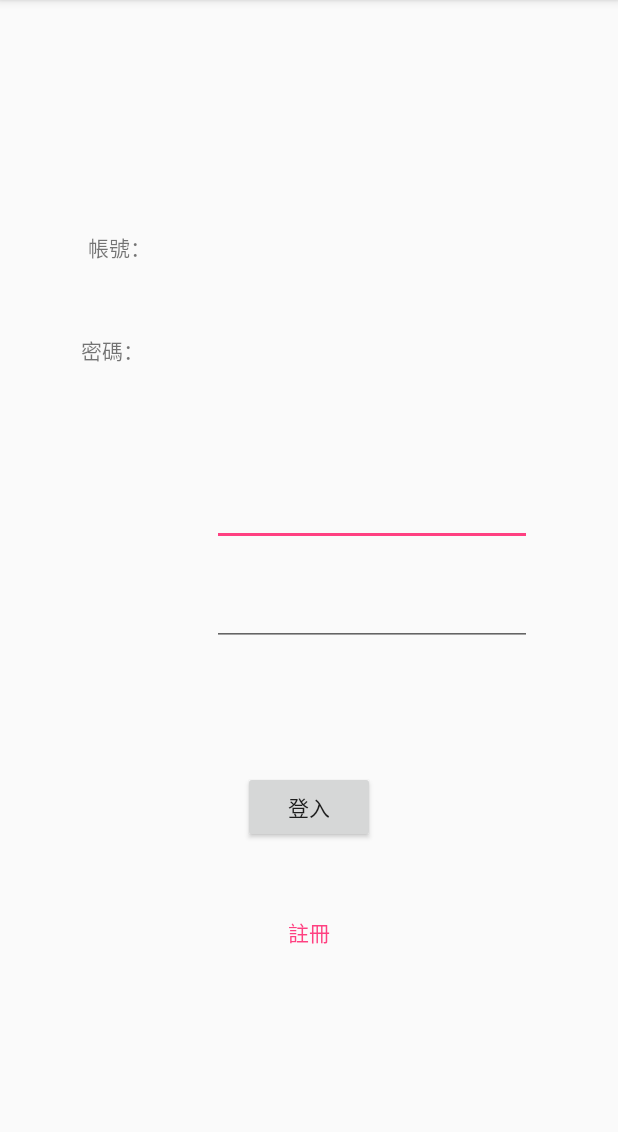
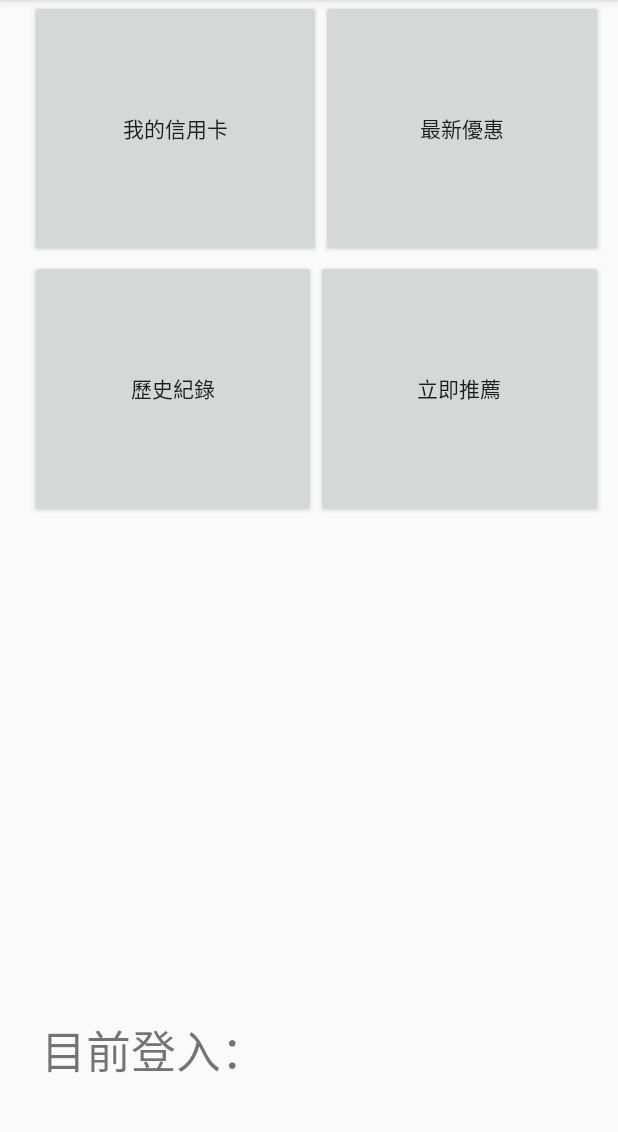
Before and after one commit to skypc785308/QuickChoice, an Android app: the screen it shows after launch (MainActivity before the commit, Logined_menu after it), after a tap on "登入", on a phone screen of 412 x 824 dp, the part 84-1216 px from its top. Run offline under Robolectric (Android 15) with nearby library versions, the phone set to English and light mode, and no system bars.

Commit message:
增加主畫面

```diff
--- a/app/build.gradle
+++ b/app/build.gradle
@@ -26,5 +26,6 @@ dependencies {
     })
     compile 'com.android.support:appcompat-v7:25.3.1'
     compile 'com.android.support.constraint:constraint-layout:1.0.2'
+    compile 'com.android.support:support-v4:25.3.1'
     testCompile 'junit:junit:4.12'
 }
--- a/app/src/main/AndroidManifest.xml
+++ b/app/src/main/AndroidManifest.xml
@@ -16,6 +16,8 @@
                 <category android:name="android.intent.category.LAUNCHER" />
             </intent-filter>
         </activity>
+        <activity android:name=".Logined_menu" />
+        <activity android:name=".sign_new"></activity>
     </application>
 
 </manifest>
--- /dev/null
+++ b/app/src/main/java/com/mis/ncyu/quickchoice/BlankFragment.java
@@ -0,0 +1,29 @@
+package com.mis.ncyu.quickchoice;
+
+
+import android.os.Bundle;
+import android.support.v4.app.Fragment;
+import android.view.LayoutInflater;
+import android.view.View;
+import android.view.ViewGroup;
+
+
+/**
+ * A simple {@link Fragment} subclass.
+ */
+public class BlankFragment extends Fragment {
+
+
+    public BlankFragment() {
+        // Required empty public constructor
+    }
+
+
+    @Override
+    public View onCreateView(LayoutInflater inflater, ViewGroup container,
+                             Bundle savedInstanceState) {
+        // Inflate the layout for this fragment
+        return inflater.inflate(R.layout.fragment_blank, container, false);
+    }
+
+}
--- /dev/null
+++ b/app/src/main/java/com/mis/ncyu/quickchoice/Logined_menu.java
@@ -0,0 +1,25 @@
+package com.mis.ncyu.quickchoice;
+
+import android.support.v7.app.AppCompatActivity;
+import android.os.Bundle;
+import android.widget.TextView;
+
+public class Logined_menu extends AppCompatActivity {
+
+    @Override
+    protected void onCreate(Bundle savedInstanceState) {
+        super.onCreate(savedInstanceState);
+        setContentView(R.layout.activity_logined_menu);
+        getlogin_name();
+    }
+
+    public  void getlogin_name(){
+        String userid;
+        Bundle context = this.getIntent().getExtras();
+        if (context != null) {
+            userid = context.getString("帳號");
+            TextView output = (TextView) findViewById(R.id.textView8);
+            output.setText(userid);
+        }
+    }
+}
--- a/app/src/main/java/com/mis/ncyu/quickchoice/MainActivity.java
+++ b/app/src/main/java/com/mis/ncyu/quickchoice/MainActivity.java
@@ -1,9 +1,13 @@
 package com.mis.ncyu.quickchoice;
 
+import android.content.Intent;
 import android.support.v7.app.AppCompatActivity;
 import android.os.Bundle;
+import android.view.Menu;
+import android.view.MenuInflater;
 import android.view.View;
 import android.widget.Button;
+import android.widget.EditText;
 import android.widget.Toast;
 
 public class MainActivity extends AppCompatActivity {
@@ -12,14 +16,37 @@ public class MainActivity extends AppCompatActivity {
     protected void onCreate(Bundle savedInstanceState) {
         super.onCreate(savedInstanceState);
         setContentView(R.layout.activity_main);
+
        Button btn = (Button) findViewById(R.id.button3);
         btn.setOnClickListener(btnlisten);
+        Button sign_button = (Button)findViewById(R.id.button4);
+        sign_button.setOnClickListener(signlisten);
+    }
+
+    @Override
+    public boolean onCreateOptionsMenu(Menu m){
+        MenuInflater inflater = getMenuInflater();
+        inflater.inflate(R.menu.main_menu, m);
+        return super.onCreateOptionsMenu(m);
     }
 
     View.OnClickListener btnlisten = new View.OnClickListener() {
         public void onClick(View v){
             Toast.makeText(MainActivity.this,"大家好",Toast.LENGTH_SHORT).show();
+            Intent intent = new Intent(MainActivity.this, Logined_menu.class);
+            EditText login_user = (EditText)findViewById(R.id.edit_id);
+            Bundle context = new Bundle();
+            context.putString("帳號", login_user.getText().toString());
+            intent.putExtras(context);
+            startActivity(intent);
         }
     };
 
+    View.OnClickListener signlisten = new View.OnClickListener(){
+      public void onClick(View v){
+          Intent intent = new Intent(MainActivity.this, sign_new.class);
+          startActivity(intent);
+      }
+    };
+
 }
--- /dev/null
+++ b/app/src/main/res/layout/activity_logined_menu.xml
@@ -0,0 +1,42 @@
+<?xml version="1.0" encoding="utf-8"?>
+<android.support.constraint.ConstraintLayout xmlns:android="http://schemas.android.com/apk/res/android"
+    xmlns:app="http://schemas.android.com/apk/res-auto"
+    xmlns:tools="http://schemas.android.com/tools"
+    android:layout_width="match_parent"
+    android:layout_height="match_parent"
+    tools:context="com.mis.ncyu.quickchoice.Logined_menu">
+
+    <fragment
+        android:id="@+id/fragment2"
+        android:name="com.mis.ncyu.quickchoice.BlankFragment"
+        android:layout_width="382dp"
+        android:layout_height="381dp"
+        tools:layout="@layout/fragment_blank"
+        app:layout_constraintTop_toTopOf="parent"
+        android:layout_marginTop="0dp"
+        app:layout_constraintLeft_toLeftOf="parent"
+        app:layout_constraintRight_toRightOf="parent"
+        app:layout_constraintHorizontal_bias="0.666" />
+
+    <TextView
+        android:id="@+id/textView2"
+        android:layout_width="wrap_content"
+        android:layout_height="wrap_content"
+        android:text="目前登入："
+        android:textSize="30sp"
+        android:layout_marginLeft="27dp"
+        app:layout_constraintLeft_toLeftOf="parent"
+        app:layout_constraintBottom_toBottomOf="parent"
+        android:layout_marginBottom="45dp" />
+
+    <TextView
+        android:id="@+id/textView8"
+        android:layout_width="wrap_content"
+        android:layout_height="wrap_content"
+        android:text="無"
+        android:textSize="30sp"
+        app:layout_constraintLeft_toRightOf="@+id/textView2"
+        android:layout_marginLeft="81dp"
+        app:layout_constraintBottom_toBottomOf="parent"
+        android:layout_marginBottom="44dp" />
+</android.support.constraint.ConstraintLayout>
--- a/app/src/main/res/layout/activity_main.xml
+++ b/app/src/main/res/layout/activity_main.xml
@@ -44,7 +44,7 @@
         android:text="@string/id"
         app:layout_constraintHorizontal_bias="0.605"
         app:layout_constraintLeft_toLeftOf="parent"
-        app:layout_constraintRight_toLeftOf="@+id/editText3"
+        app:layout_constraintRight_toLeftOf="@+id/edit_id"
         app:layout_constraintTop_toTopOf="parent" />
 
     <TextView
@@ -56,22 +56,22 @@
         android:layout_marginTop="47dp"
         android:text="@string/password"
         app:layout_constraintLeft_toLeftOf="parent"
-        app:layout_constraintRight_toLeftOf="@+id/editText4"
+        app:layout_constraintRight_toLeftOf="@+id/edit_password"
         app:layout_constraintTop_toBottomOf="@+id/textView5" />
 
     <EditText
-        android:id="@+id/editText3"
+        android:id="@+id/edit_id"
         android:layout_width="wrap_content"
         android:layout_height="wrap_content"
         android:layout_marginBottom="21dp"
         android:layout_marginRight="57dp"
         android:ems="10"
         android:inputType="textPersonName"
-        app:layout_constraintBottom_toTopOf="@+id/editText4"
+        app:layout_constraintBottom_toTopOf="@+id/edit_password"
         app:layout_constraintRight_toRightOf="parent" />
 
     <EditText
-        android:id="@+id/editText4"
+        android:id="@+id/edit_password"
         android:layout_width="wrap_content"
         android:layout_height="wrap_content"
         android:ems="10"
@@ -80,4 +80,5 @@
         app:layout_constraintBottom_toTopOf="@+id/button3"
         android:layout_marginRight="57dp"
         app:layout_constraintRight_toRightOf="parent" />
+
 </android.support.constraint.ConstraintLayout>
--- /dev/null
+++ b/app/src/main/res/layout/fragment_blank.xml
@@ -0,0 +1,56 @@
+<FrameLayout xmlns:android="http://schemas.android.com/apk/res/android"
+    xmlns:tools="http://schemas.android.com/tools"
+    android:layout_width="match_parent"
+    android:layout_height="match_parent"
+    tools:context="com.mis.ncyu.quickchoice.BlankFragment">
+
+    <!-- TODO: Update blank fragment layout -->
+
+    <LinearLayout
+        android:layout_width="match_parent"
+        android:layout_height="match_parent"
+        android:orientation="vertical">
+
+        <LinearLayout
+            android:layout_width="match_parent"
+            android:layout_height="173dp">
+
+            <Button
+                android:id="@+id/my_cardbtn"
+                android:layout_width="wrap_content"
+                android:layout_height="171dp"
+                android:layout_weight="1"
+                android:text="@string/mycard" />
+
+            <Button
+                android:id="@+id/newsbtn"
+                android:layout_width="wrap_content"
+                android:layout_height="171dp"
+                android:layout_weight="1"
+                android:text="@string/news" />
+
+        </LinearLayout>
+
+        <LinearLayout
+            android:layout_width="match_parent"
+            android:layout_height="match_parent"
+            android:layout_weight="1"
+            android:orientation="horizontal">
+
+            <Button
+                android:id="@+id/historybtn"
+                android:layout_width="wrap_content"
+                android:layout_height="171dp"
+                android:layout_weight="1"
+                android:text="@string/history" />
+
+            <Button
+                android:id="@+id/dobtn"
+                android:layout_width="wrap_content"
+                android:layout_height="171dp"
+                android:layout_weight="1"
+                android:text="@string/dothing" />
+        </LinearLayout>
+    </LinearLayout>
+
+</FrameLayout>
--- /dev/null
+++ b/app/src/main/res/menu/main_menu.xml
@@ -0,0 +1,16 @@
+<?xml version="1.0" encoding="utf-8"?>
+<menu xmlns:app="http://schemas.android.com/apk/res-auto"
+    xmlns:android="http://schemas.android.com/apk/res/android">
+
+    <item
+        android:id="@+id/top_menu"
+        android:icon="@mipmap/ic_launcher_round"
+        android:title="設定一"
+        app:showAsAction="ifRoom|withText" />
+    <item
+        android:id="@+id/top_2"
+        android:title="設定二" />
+    <item
+        android:id="@+id/top_3"
+        android:title="設定三" />
+</menu>
--- a/app/src/main/res/values/strings.xml
+++ b/app/src/main/res/values/strings.xml
@@ -3,4 +3,10 @@
     <string name="app_name">QuickChoice</string>
     <string name="id">帳號：</string>
     <string name="password">密碼：</string>
+    <string name="mycard">我的信用卡</string>
+    <string name="news">最新優惠</string>
+    <string name="history">歷史紀錄</string>
+    <string name="dothing">立即推薦</string>
+    <!-- TODO: Remove or change this placeholder text -->
+    <string name="hello_blank_fragment">Hello blank fragment</string>
 </resources>
```
Also changed, not shown: app/src/main/java/com/mis/ncyu/quickchoice/sign_new.java (added, +13 -0 lines), app/src/main/res/layout/activity_sign_new.xml (added, +135 -0 lines).
